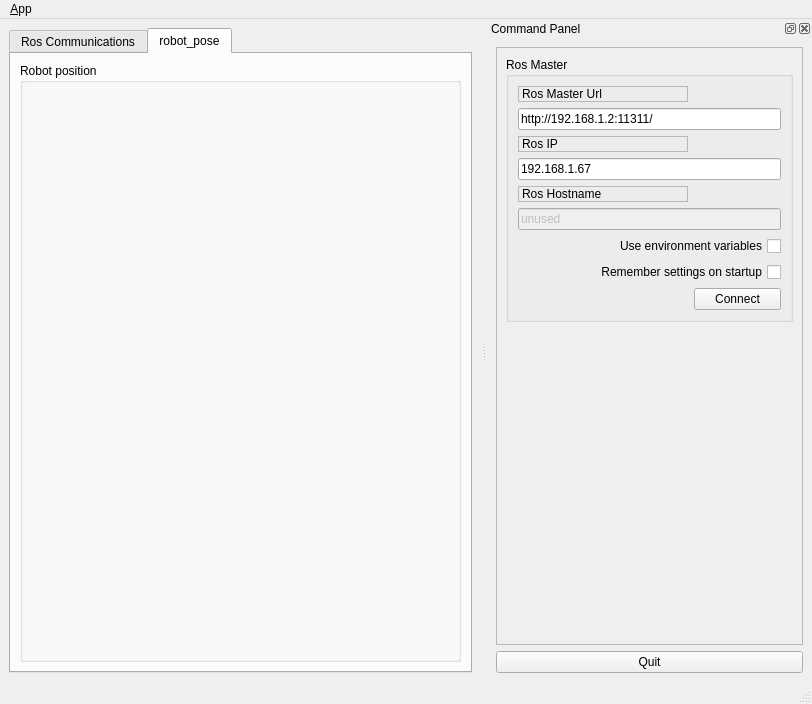
flame85/techx, file qtros/ui/main_window.ui: the form before one commit.
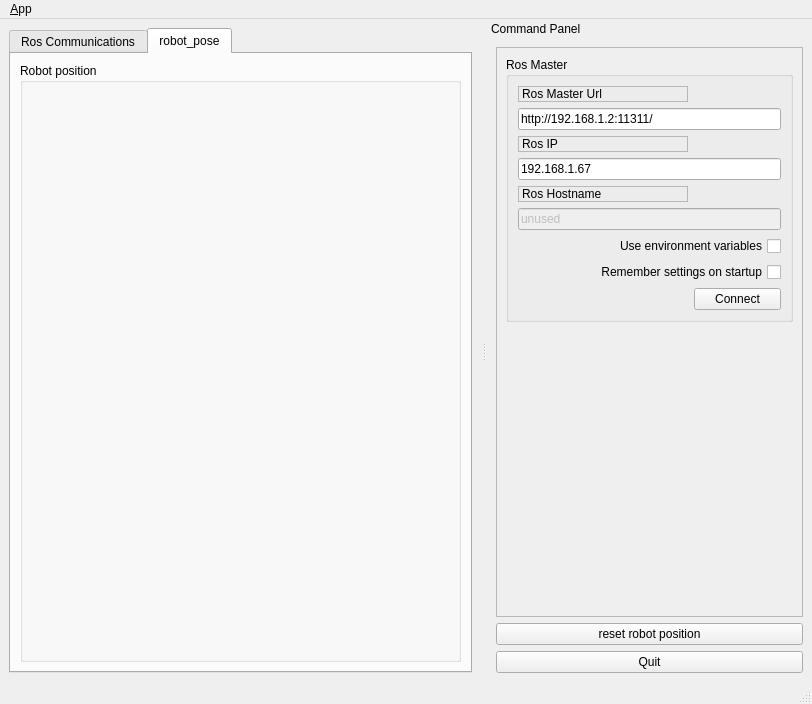
The form after the commit. Icons and pictures are not drawn. Custom widgets are drawn as their Qt base class.

Diff of the .ui file:
```diff
--- a/qtros/ui/main_window.ui
+++ b/qtros/ui/main_window.ui
@@ -138,9 +138,21 @@
    <property name="minimumSize">
     <size>
      <width>325</width>
-     <height>395</height>
+     <height>428</height>
     </size>
    </property>
+   <property name="toolTip">
+    <string notr="true"/>
+   </property>
+   <property name="statusTip">
+    <string notr="true"/>
+   </property>
+   <property name="whatsThis">
+    <string notr="true"/>
+   </property>
+   <property name="features">
+    <set>QDockWidget::NoDockWidgetFeatures</set>
+   </property>
    <property name="allowedAreas">
     <set>Qt::RightDockWidgetArea</set>
    </property>
@@ -310,6 +322,19 @@
        </layout>
       </widget>
      </item>
+     <item>
+      <widget class="QPushButton" name="resetButton">
+       <property name="sizePolicy">
+        <sizepolicy hsizetype="MinimumExpanding" vsizetype="Fixed">
+         <horstretch>0</horstretch>
+         <verstretch>0</verstretch>
+        </sizepolicy>
+       </property>
+       <property name="text">
+        <string>reset robot position</string>
+       </property>
+      </widget>
+     </item>
      <item>
       <widget class="QPushButton" name="quit_button">
        <property name="sizePolicy">
```
Left out of the diff: 37 changed lines with no effect on the pictures.
